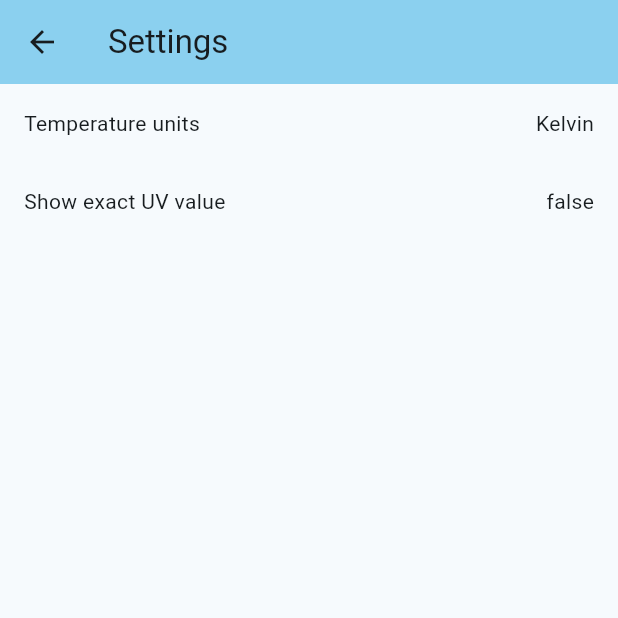
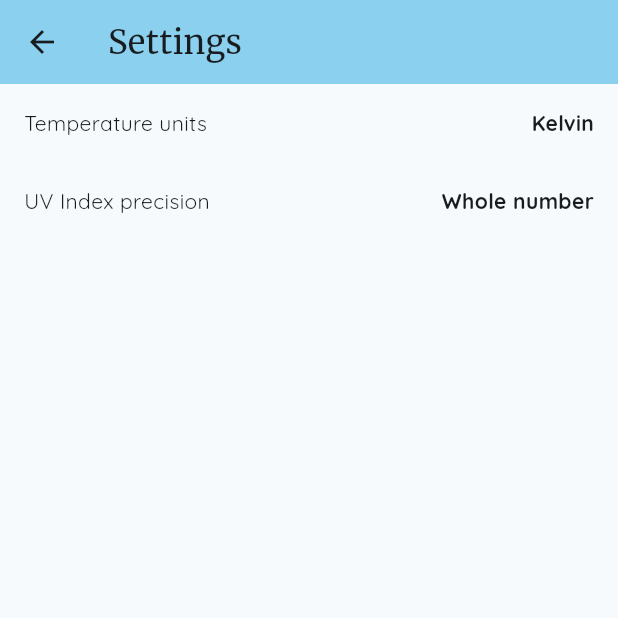
Before and after one commit to eimeargination/flutter-weather, a Flutter app: the SettingsPage screen opened directly, on a phone screen of 412 x 824 dp, the top half of it. Run offline on Flutter 3.47's test engine with Material 3 defaults, Android fonts, the phone set to English and light mode, and no system bars; our stand-ins replace modal_bottom_sheet, shared_preferences; accounts and stored records are empty; network calls fail.

Commit message:
Add fonts, update ui

```diff
--- a/lib/app/uv_index.dart
+++ b/lib/app/uv_index.dart
@@ -53,7 +53,7 @@ extension GetUVData on double {
     if (prefs.getShowSpecificUv()) {
       return toString();
     } else {
-      return round().toString();
+      return toInt().toString();
     }
   }
 }
--- a/lib/main.dart
+++ b/lib/main.dart
@@ -25,6 +25,7 @@ class MyApp extends StatelessWidget {
       theme: ThemeData(
         colorScheme: ColorScheme.fromSeed(seedColor: Colors.blueGrey),
         useMaterial3: true,
+        fontFamily: 'Quicksand',
       ),
       home: const MyHomePage(title: 'Weather app'),
     );
@@ -61,7 +62,10 @@ class _MyHomePageState extends State<MyHomePage> {
     return Scaffold(
       appBar: AppBar(
         backgroundColor: Theme.of(context).colorScheme.inversePrimary,
-        title: Text(widget.title),
+        title: Text(
+          widget.title,
+          style: const TextStyle(fontFamily: 'Merriweather'),
+        ),
         actions: [
           IconButton(
               onPressed: () {
--- a/lib/settings.dart
+++ b/lib/settings.dart
@@ -34,7 +34,8 @@ class _SettingsPageState extends State<SettingsPage> {
     return Scaffold(
         appBar: AppBar(
           backgroundColor: Theme.of(context).colorScheme.inversePrimary,
-          title: Text(widget.title),
+          title: Text(widget.title,
+              style: const TextStyle(fontFamily: 'Merriweather')),
         ),
         body: PrefsWidget(futurePreferences, (newPrefs) {
           return Column(
@@ -77,26 +78,32 @@ class _SettingsPageState extends State<SettingsPage> {
                     children: [
                       const Text('Temperature units'),
                       const Spacer(),
-                      Text(newPrefs.getTempUnits())
+                      Text(
+                        newPrefs.getTempUnits(),
+                        style: const TextStyle(fontWeight: FontWeight.bold),
+                      )
                     ],
                   ),
                 ),
               ),
               InkWell(
-                onTap: () {
-                  setShowExactUv(newPrefs, !newPrefs.getShowSpecificUv());
-                },
-                child: Padding(
-                  padding: const EdgeInsets.all(16.0),
+                  onTap: () {
+                    setShowExactUv(newPrefs, !newPrefs.getShowSpecificUv());
+                  },
+                  child: Padding(
+                    padding: const EdgeInsets.all(16.0),
                     child: Row(
                       children: [
-                        const Text('Show exact UV value'),
+                        const Text('UV Index precision'),
                         const Spacer(),
-                        Text(newPrefs.getShowSpecificUv().toString())
+                        Text(
+                            newPrefs.getShowSpecificUv()
+                                ? 'Exact'
+                                : 'Whole number',
+                            style: const TextStyle(fontWeight: FontWeight.bold))
                       ],
                     ),
-                )
-              )
+                  ))
             ],
           );
         }));
```
Also changed, not shown: lib/api/weather.dart (+10 -0 lines), lib/forecast.dart (+55 -13 lines), lib/hourly_detail.dart (added, +44 -0 lines), pubspec.yaml (+14 -11 lines), fonts/Merriweather-Italic.ttf (added), fonts/Merriweather-Regular.ttf (added), fonts/Quicksand-VariableFont_wght.ttf (added), fonts/Rubik-Italic-VariableFont_wght.ttf (added), fonts/Rubik-VariableFont_wght.ttf (added), lib/api/weather.g.dart, pubspec.lock.
